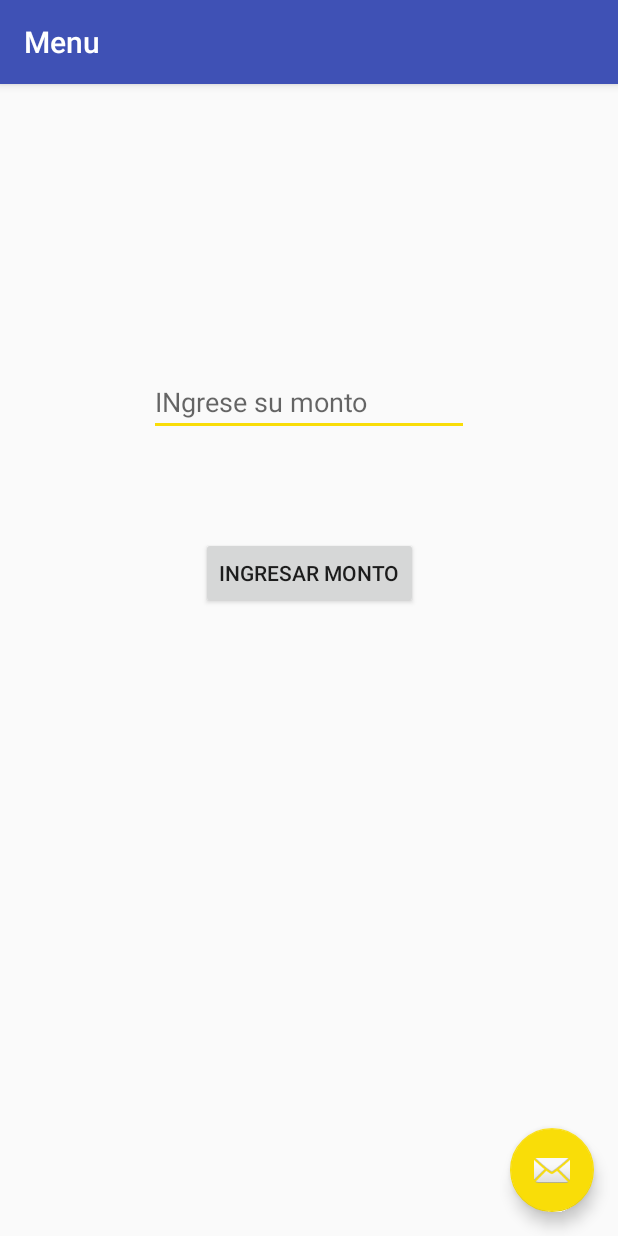
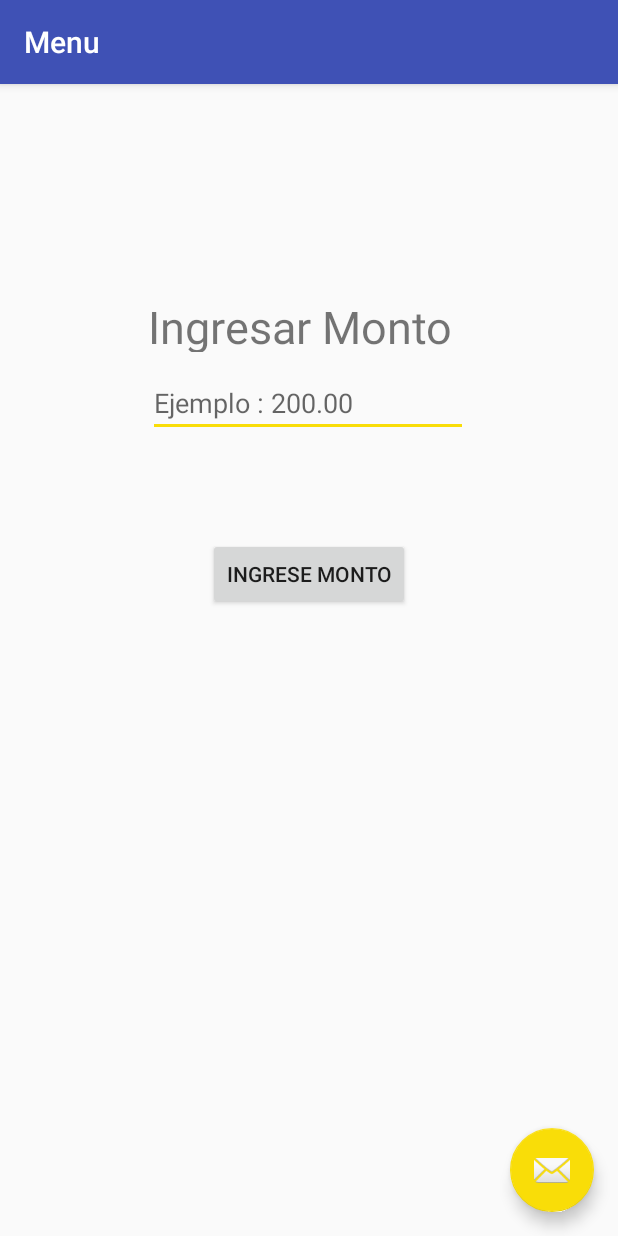
Before and after one commit to FuerzaGupo/App, an Android app: the Menu screen opened directly, with no data from a screen before it, on a phone screen of 412 x 824 dp. Run offline under Robolectric (Android 15) with nearby library versions, the phone set to English and light mode, and no system bars.

Commit message:
En la Amanecida en Grupo

```diff
--- a/app/src/main/res/layout/content_menu.xml
+++ b/app/src/main/res/layout/content_menu.xml
@@ -15,27 +15,39 @@
         android:id="@+id/btn"
         android:layout_width="wrap_content"
         android:layout_height="wrap_content"
+        android:text="@string/btn_Monto"
+        tools:layout_constraintTop_creator="1"
+        tools:layout_constraintRight_creator="1"
+        app:layout_constraintRight_toRightOf="parent"
         android:layout_marginTop="67dp"
-        android:text="ingresar monto"
-        app:layout_constraintLeft_toLeftOf="parent"
-        app:layout_constraintRight_toRightOf="parent"
         app:layout_constraintTop_toBottomOf="@+id/texte"
         tools:layout_constraintLeft_creator="1"
-        tools:layout_constraintRight_creator="1"
-        tools:layout_constraintTop_creator="1" />
+        app:layout_constraintLeft_toLeftOf="parent" />
 
     <EditText
         android:id="@+id/texte"
         android:layout_width="wrap_content"
         android:layout_height="wrap_content"
-        android:layout_marginTop="189dp"
         android:ems="10"
-        android:hint="INgrese su monto"
+        android:hint="@string/Plaintext_Monto"
         android:inputType="textPersonName"
+        tools:layout_constraintTop_creator="1"
+        android:layout_marginTop="11dp"
+        app:layout_constraintTop_toBottomOf="@+id/textView2"
+        tools:layout_constraintLeft_creator="1"
+        app:layout_constraintLeft_toLeftOf="@+id/textView2" />
+
+    <TextView
+        android:id="@+id/textView2"
+        android:layout_width="215dp"
+        android:layout_height="37dp"
+        android:text="@string/text_Monto"
+        android:textSize="30dp"
+        tools:layout_constraintTop_creator="1"
+        tools:layout_constraintRight_creator="1"
+        app:layout_constraintRight_toRightOf="parent"
+        android:layout_marginTop="141dp"
+        tools:layout_constraintLeft_creator="1"
         app:layout_constraintLeft_toLeftOf="parent"
-        app:layout_constraintRight_toRightOf="parent"
-        app:layout_constraintTop_toTopOf="parent"
-        tools:layout_constraintLeft_creator="1"
-        tools:layout_constraintRight_creator="1"
-        tools:layout_constraintTop_creator="1" />
+        app:layout_constraintTop_toTopOf="parent" />
 </android.support.constraint.ConstraintLayout>
--- a/app/src/main/res/values/strings.xml
+++ b/app/src/main/res/values/strings.xml
@@ -10,6 +10,10 @@
     <string name="text_Tab">INGRESAR A LOS CONTACTOS</string>
 
     <string name="text_register">Registro</string>
+    <string name="btn_Monto">Ingrese Monto</string>
+    <string name="text_Monto">Ingresar Monto</string>
+    <string name="Plaintext_Monto">Ejemplo : 200.00</string>
+    <string name="text_Saldo">Ud. Tiene Actualmente : </string>
     <string name="error_message_name">Introduzca el nombre completo</string>
     <string name="error_message_email">Ingrese un email</string>
     <string name="error_message_age">Enter</string>
@@ -25,7 +29,7 @@
     <string name="title_activity_user">Usuario</string>
     <string name="action_settings">Salir</string>
     <string name="action_about">About de </string>
-    <string name="welcome">BIENVENIDo</string>
+    <string name="welcome">BIENVENIDO</string>
     <string name="section_format">Hello World from section: %1$d</string>
     <string name="title_activity_tab">SolesMAP</string>
     <string name="title_activity_about">About</string>
@@ -34,7 +38,7 @@
     <string name="title_activity_principal">SOLESMAP</string>
     <string name="title_activity_secundario">Control de Ingresos Y Egresos</string>
 
-    <string name="tesorero">Modo tesorero</string>
+    <string name="tesorero">Modo Tesorero</string>
 
     <string name="navigation_drawer_open">Open navigation drawer</string>
     <string name="navigation_drawer_close">Close navigation drawer</string>
@@ -44,7 +48,7 @@
     <string name="nombre_organizacion">Nombre Organizacion</string>
     <string name="ingreso">Fecha de ingreso</string>
     <string name="salida">Fecha de salida</string>
-    <string name="registrar">registrar</string>
+    <string name="registrar">REGISTRAR</string>
 
 
 </resources>
```
Also changed, not shown: app/src/main/res/drawable/ic_remove.xml (deleted, +0 -9 lines), app/src/main/res/layout/app_bar_principal.xml (+29 -14 lines), app/src/main/res/layout/content_principal.xml (+16 -8 lines), app/src/main/ic_launcher_remove-web.png (deleted), app/src/main/res/mipmap-hdpi/ic_launcher_remove.png (deleted), app/src/main/res/mipmap-mdpi/ic_launcher_remove.png (deleted), app/src/main/res/mipmap-xhdpi/ic_launcher_remove.png (deleted), app/src/main/res/mipmap-xxhdpi/ic_launcher_remove.png (deleted), app/src/main/res/mipmap-xxxhdpi/ic_launcher_remove.png (deleted).
